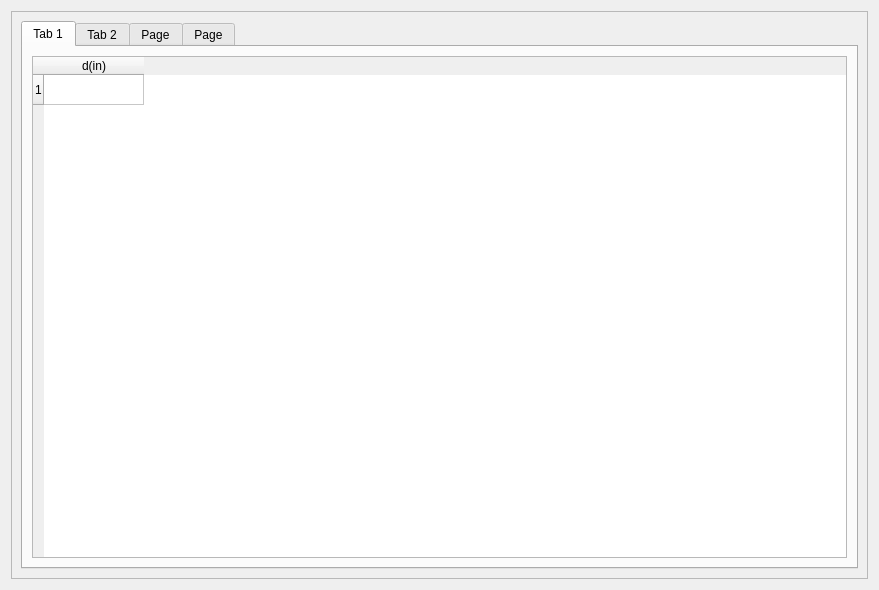
The window that wire_rope_tables.ui (Ah00ra/HNNS) describes before a commit, drawn with Qt 5.
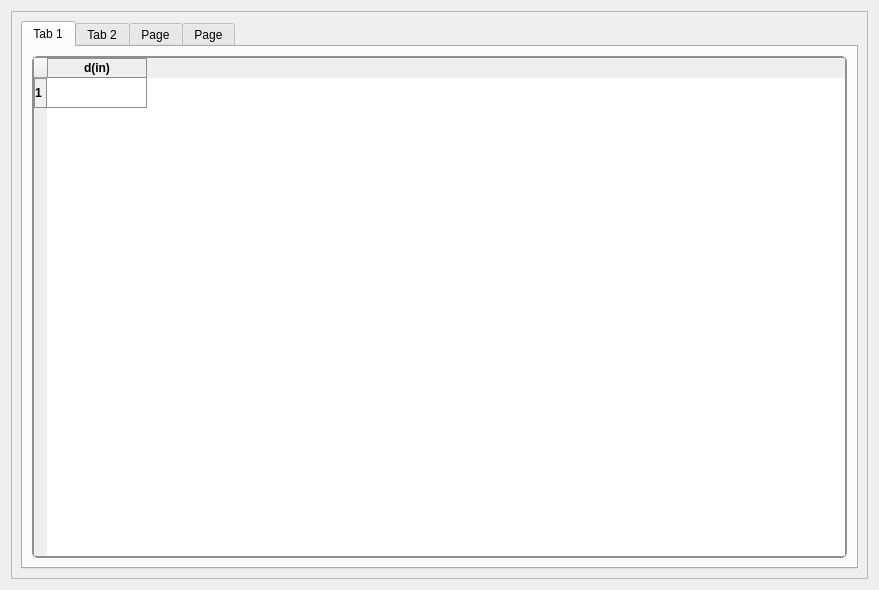
The same window after the commit. The open tabs and pages were chosen to show the change.

The edit to the form file:
```diff
--- a/wire_rope_tables.ui
+++ b/wire_rope_tables.ui
@@ -25,6 +25,87 @@
      <layout class="QGridLayout" name="gridLayout">
       <item row="0" column="0">
        <widget class="QTabWidget" name="tabWidget">
+        <property name="styleSheet">
+         <string notr="true">QTableWidget {
+    background-color: qlineargradient(x1:0, y1:0, x2:0, y2:1,
+    stop:0 #f6f7fa, stop:1 #dadbde);
+    border: 2px solid #8f8f91; /* same border color as group box */
+    border-radius: 6px;
+    gridline-color: #8f8f91; /* color of cell grid lines */
+    font: 9pt &quot;Segoe UI&quot;;
+}
+
+QTableWidget::item {
+    border: none; /* avoid double borders inside cells */
+}
+
+/* Add this block for selected item style */
+QTableWidget::item:selected {
+    background-color: #3399FF; /* nice visible blue */
+    color: black; /* text color for contrast */
+}
+
+/* Optional: hover effect for better UX */
+QTableWidget::item:hover {
+    background-color: #a8c5f7;
+}
+
+QHeaderView::section {
+    background-color: qlineargradient(x1:0, y1:0, x2:0, y2:1,
+    stop:0 #e1e1e1, stop:1 #cfcfcf);
+    border: 1px solid #8f8f91;
+    padding: 0px;
+    font-weight: bold;
+    font: 9pt &quot;Segoe UI&quot;;
+}
+
+/* Scrollbar styling */
+QTableWidget QScrollBar:vertical, QTableWidget QScrollBar:horizontal {
+    background: qlineargradient(x1:0, y1:0, x2:0, y2:1,
+                               stop:0 #f6f7fa, stop:1 #dadbde);
+    border: 2px solid #8f8f91;
+    border-radius: 6px;
+    width: 14px;
+    height: 14px;
+    margin: 2px 0 2px 0;
+}
+
+QTableWidget QScrollBar::handle:vertical, QTableWidget QScrollBar::handle:horizontal {
+    background: qlineargradient(x1:0, y1:0, x2:0, y2:1,
+                               stop:0 #8f8f91, stop:1 #6f6f71);
+    min-height: 20px;
+    border-radius: 6px;
+    border: 1px solid #6f6f71;
+}
+
+QTableWidget QScrollBar::handle:vertical:hover, QTableWidget QScrollBar::handle:horizontal:hover {
+    background: qlineargradient(x1:0, y1:0, x2:0, y2:1,
+                               stop:0 #6f6f71, stop:1 #4f4f51);
+    border: 1px solid #4f4f51;
+}
+
+QTableWidget QScrollBar::add-line:vertical, QTableWidget QScrollBar::sub-line:vertical,
+QTableWidget QScrollBar::add-line:horizontal, QTableWidget QScrollBar::sub-line:horizontal {
+    background: #8f8f91;
+    border: none;
+    border-radius: 3px;
+    height: 14px;
+    width: 14px;
+    subcontrol-position: top;
+    subcontrol-origin: margin;
+}
+
+QTableWidget QScrollBar::add-line:vertical:hover, QTableWidget QScrollBar::sub-line:vertical:hover,
+QTableWidget QScrollBar::add-line:horizontal:hover, QTableWidget QScrollBar::sub-line:horizontal:hover {
+    background: #6f6f71;
+}
+
+QTableWidget QScrollBar::add-page:vertical, QTableWidget QScrollBar::sub-page:vertical,
+QTableWidget QScrollBar::add-page:horizontal, QTableWidget QScrollBar::sub-page:horizontal {
+    background: transparent;
+}
+</string>
+        </property>
         <property name="currentIndex">
          <number>0</number>
         </property>
@@ -35,6 +116,87 @@
          <layout class="QGridLayout" name="gridLayout_2">
           <item row="0" column="0">
            <widget class="QTableWidget" name="tableWidget">
+            <property name="styleSheet">
+             <string notr="true">QTableWidget {
+    background-color: qlineargradient(x1:0, y1:0, x2:0, y2:1,
+    stop:0 #f6f7fa, stop:1 #dadbde);
+    border: 2px solid #8f8f91; /* same border color as group box */
+    border-radius: 6px;
+    gridline-color: #8f8f91; /* color of cell grid lines */
+    font: 9pt &quot;Segoe UI&quot;;
+}
+
+QTableWidget::item {
+    border: none; /* avoid double borders inside cells */
+}
+
+/* Add this block for selected item style */
+QTableWidget::item:selected {
+    background-color: #3399FF; /* nice visible blue */
+    color: black; /* text color for contrast */
+}
+
+/* Optional: hover effect for better UX */
+QTableWidget::item:hover {
+    background-color: #a8c5f7;
+}
+
+QHeaderView::section {
+    background-color: qlineargradient(x1:0, y1:0, x2:0, y2:1,
+    stop:0 #e1e1e1, stop:1 #cfcfcf);
+    border: 1px solid #8f8f91;
+    padding: 0px;
+    font-weight: bold;
+    font: 9pt &quot;Segoe UI&quot;;
+}
+
+/* Scrollbar styling */
+QTableWidget QScrollBar:vertical, QTableWidget QScrollBar:horizontal {
+    background: qlineargradient(x1:0, y1:0, x2:0, y2:1,
+                               stop:0 #f6f7fa, stop:1 #dadbde);
+    border: 2px solid #8f8f91;
+    border-radius: 6px;
+    width: 14px;
+    height: 14px;
+    margin: 2px 0 2px 0;
+}
+
+QTableWidget QScrollBar::handle:vertical, QTableWidget QScrollBar::handle:horizontal {
+    background: qlineargradient(x1:0, y1:0, x2:0, y2:1,
+                               stop:0 #8f8f91, stop:1 #6f6f71);
+    min-height: 20px;
+    border-radius: 6px;
+    border: 1px solid #6f6f71;
+}
+
+QTableWidget QScrollBar::handle:vertical:hover, QTableWidget QScrollBar::handle:horizontal:hover {
+    background: qlineargradient(x1:0, y1:0, x2:0, y2:1,
+                               stop:0 #6f6f71, stop:1 #4f4f51);
+    border: 1px solid #4f4f51;
+}
+
+QTableWidget QScrollBar::add-line:vertical, QTableWidget QScrollBar::sub-line:vertical,
+QTableWidget QScrollBar::add-line:horizontal, QTableWidget QScrollBar::sub-line:horizontal {
+    background: #8f8f91;
+    border: none;
+    border-radius: 3px;
+    height: 14px;
+    width: 14px;
+    subcontrol-position: top;
+    subcontrol-origin: margin;
+}
+
+QTableWidget QScrollBar::add-line:vertical:hover, QTableWidget QScrollBar::sub-line:vertical:hover,
+QTableWidget QScrollBar::add-line:horizontal:hover, QTableWidget QScrollBar::sub-line:horizontal:hover {
+    background: #6f6f71;
+}
+
+QTableWidget QScrollBar::add-page:vertical, QTableWidget QScrollBar::sub-page:vertical,
+QTableWidget QScrollBar::add-page:horizontal, QTableWidget QScrollBar::sub-page:horizontal {
+    background: transparent;
+}
+</string>
+            </property>
             <row>
              <property name="text">
               <string>1</string>
```
Left out of the diff: 163 changed lines with no effect on the pictures.
